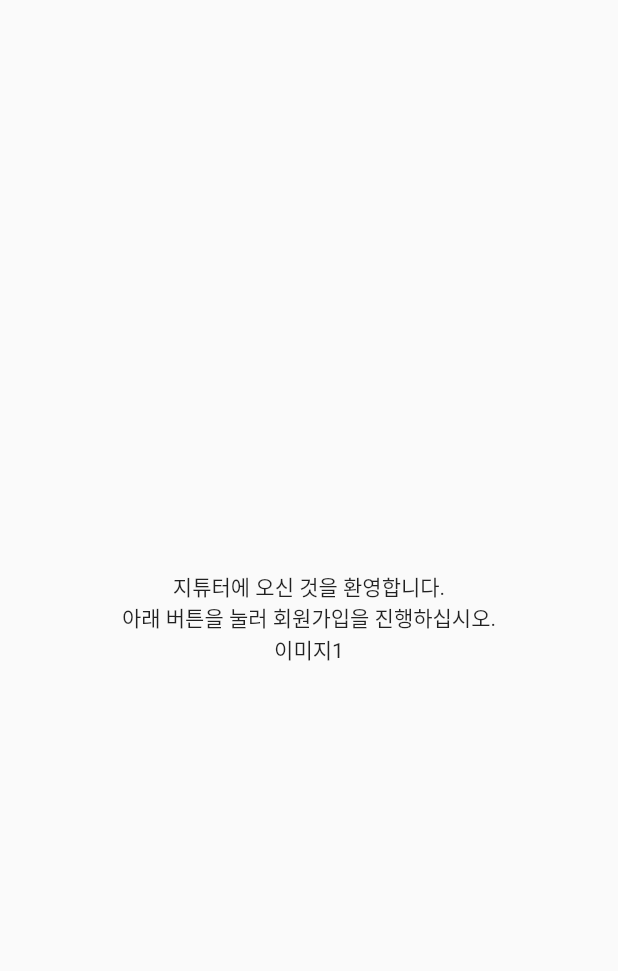
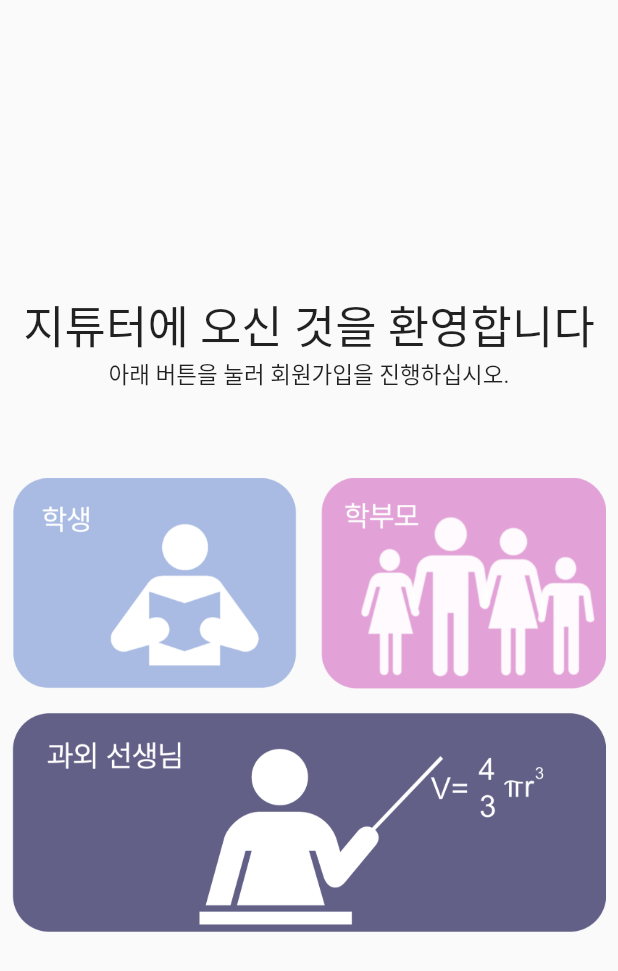
Before and after one commit to simpack0513/jitutorapp, a Flutter app: the screen it shows after launch, on a phone screen of 412 x 824 dp. Shown: the top 971 px of the screen. Run offline on Flutter 3.47's test engine with Material 2 defaults, Android fonts, the phone set to English and light mode, and no system bars; our stand-ins replace cloud_firestore, firebase_core; accounts and stored records are empty; Roboto replaces fonts that are missing (Pretendard).

Commit message:
첫 화면 레이아웃 완료

```diff
--- a/analysis_options.yaml
+++ b/analysis_options.yaml
@@ -22,8 +22,11 @@
   # `// ignore_for_file: name_of_lint` syntax on the line or in the file
   # producing the lint.
   rules:
-    # avoid_print: false  # Uncomment to disable the `avoid_print` rule
-    # prefer_single_quotes: true  # Uncomment to enable the `prefer_single_quotes` rule
+    prefer_typing_uninitialized_variables: false
+    prefer_const_constructors_in_immutables: false
+    prefer_const_constructors: false
+    avoid_print: false
+    prefer_const_literals_to_create_immutables: false
 
 # Additional information about this file can be found at
 # https://dart.dev/guides/language/analysis-options
--- a/lib/main.dart
+++ b/lib/main.dart
@@ -15,7 +15,11 @@
   await Firebase.initializeApp(
     options: DefaultFirebaseOptions.currentPlatform,
   );
-  runApp(const MyApp());
+  runApp(
+      MaterialApp(
+          home : MyApp()
+      )
+  );
 }
 
 class MyApp extends StatelessWidget {
@@ -24,8 +28,6 @@
   // This widget is the root of your application.
   @override
   Widget build(BuildContext context) {
-    return MaterialApp(
-      home: signUp(),
-    );
+    return signUp();
   }
 }
--- a/lib/signUp.dart
+++ b/lib/signUp.dart
@@ -1,7 +1,11 @@
 import 'package:flutter/material.dart';
 
 class signUp extends StatelessWidget {
-  const signUp({Key? key}) : super(key: key);
+  signUp({Key? key}) : super(key: key);
+  var mainTextStyle = TextStyle(
+    fontFamily: 'Pretendard',
+    fontSize: 30,
+  );
 
   @override
   Widget build(BuildContext context) {
@@ -11,18 +15,21 @@
           child: Column(
             mainAxisAlignment: MainAxisAlignment.center,
             children: [
-              Text('지튜터에 오신 것을 환영합니다.'),
-              Text('아래 버튼을 눌러 회원가입을 진행하십시오.'),
-              Row(
-                mainAxisAlignment: MainAxisAlignment.center,
-                children: [
-                  Text('이미지1'),
-                ],
-              ),
+              Text('지튜터에 오신 것을 환영합니다', style: mainTextStyle,),
+              Text('아래 버튼을 눌러 회원가입을 진행하십시오.', style: TextStyle(fontSize: 15, fontFamily: 'Pretendard')),
+              Container(height: 50,),
+              Row(children: [
+                Flexible(child: TextButton(onPressed: (){}, child: Image.asset('assets/studentButtonIcon.png', fit: BoxFit.fitHeight,) ), flex: 1, ),
+                Flexible(child: TextButton(onPressed: (){}, child: Image.asset('assets/parentButtonIcon.png', fit: BoxFit.fill,)), flex: 1, ),
+
+              ],),
+            TextButton(onPressed: (){}, child: Image.asset('assets/teacherButtonIcon.png')),
+
             ],
           ),
         ),
       ),
+
     );
   }
 }
```
Also changed, not shown: pubspec.yaml (+6 -3 lines), assets/parentButtonIcon.png (added), assets/studentButtonIcon.png (added), assets/teacherButtonIcon.png (added), pubspec.lock, 3 other files.
